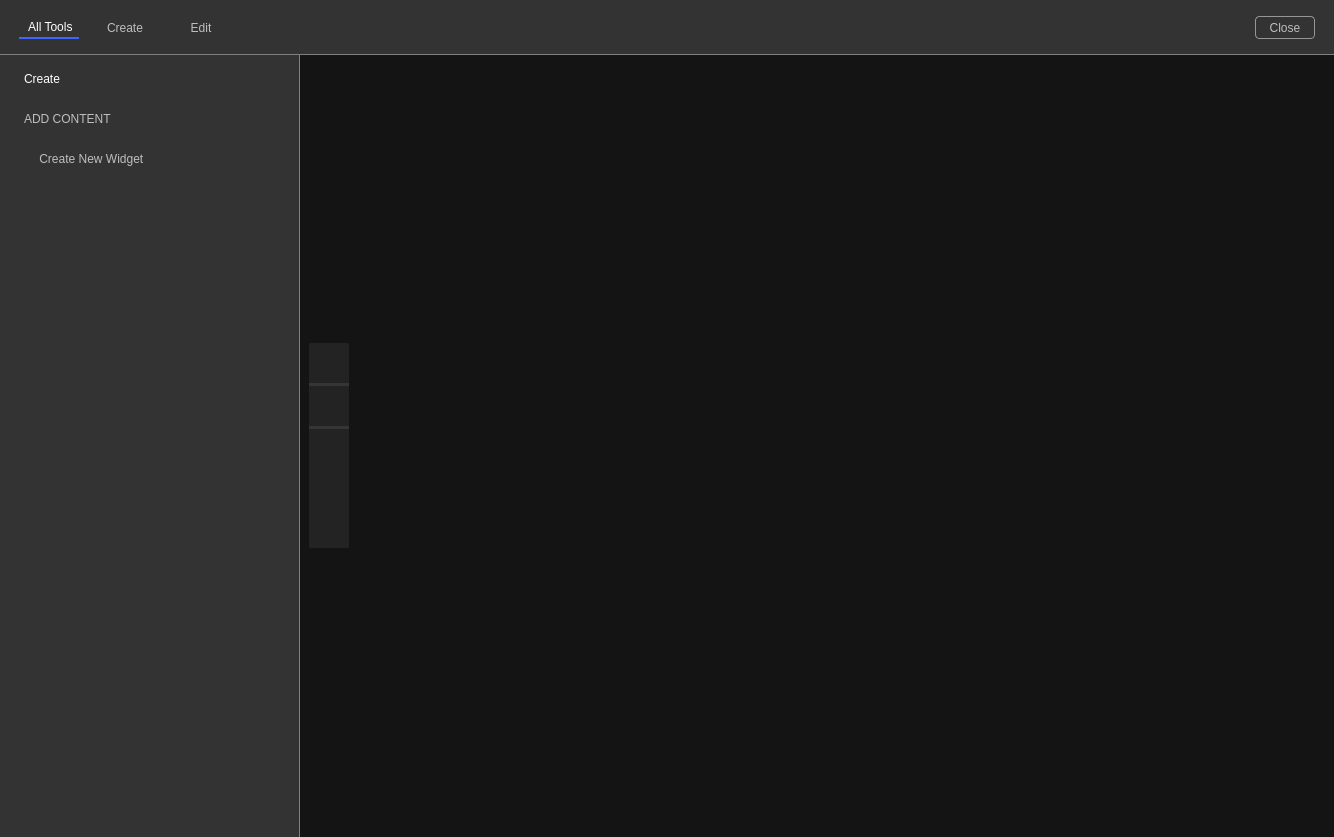
Qt form src/ui/workspaceDesignFomr.ui (ligerr13/PE_Spectroradiometer) before a commit.
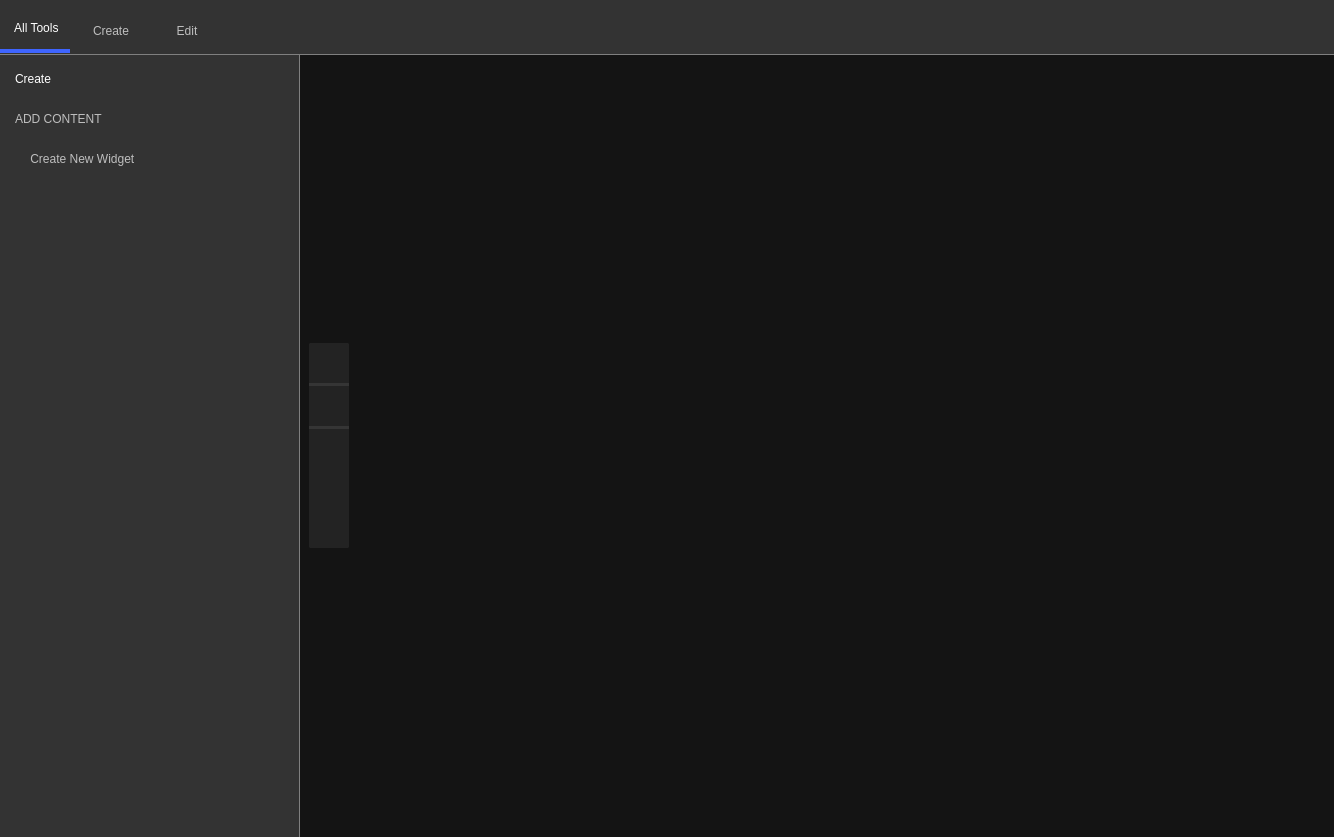
The same form after that commit. The open tabs and pages were chosen to show the change. Icons and pictures are not drawn.

Diff of the .ui file:
```diff
--- a/src/ui/workspaceDesignFomr.ui
+++ b/src/ui/workspaceDesignFomr.ui
@@ -146,7 +146,7 @@
          <string notr="true">border: 0;</string>
         </property>
         <property name="currentIndex">
-         <number>0</number>
+         <number>1</number>
         </property>
         <widget class="QWidget" name="page_5">
          <property name="styleSheet">
@@ -154,9 +154,15 @@
 	margin: 5 5 5 5;</string>
          </property>
          <layout class="QGridLayout" name="gridLayout_4">
+          <property name="leftMargin">
+           <number>0</number>
+          </property>
           <property name="topMargin">
            <number>5</number>
           </property>
+          <property name="rightMargin">
+           <number>0</number>
+          </property>
           <item row="1" column="0">
            <widget class="QWidget" name="widget_3" native="true">
             <property name="minimumSize">
@@ -380,7 +386,7 @@
               <widget class="QLabel" name="label">
                <property name="styleSheet">
                 <string notr="true">QLabel {
-	font: 700 13pt &quot;Consolas&quot;;
+	font: 700 11pt &quot;Consolas&quot;;
 }</string>
                </property>
                <property name="text">
@@ -399,9 +405,15 @@
 	margin: 5 5 5 5;</string>
          </property>
          <layout class="QGridLayout" name="gridLayout_6">
+          <property name="leftMargin">
+           <number>0</number>
+          </property>
           <property name="topMargin">
            <number>5</number>
           </property>
+          <property name="rightMargin">
+           <number>0</number>
+          </property>
           <item row="1" column="0">
            <widget class="QWidget" name="widget_7" native="true">
             <property name="styleSheet">
@@ -558,7 +570,7 @@
               <widget class="QLabel" name="label_2">
                <property name="styleSheet">
                 <string notr="true">QLabel {
-	font: 700 13pt &quot;Consolas&quot;;
+	font: 700 11pt &quot;Consolas&quot;;
 }</string>
                </property>
                <property name="text">
@@ -594,7 +606,7 @@
          </property>
          <layout class="QGridLayout" name="gridLayout_8">
           <property name="leftMargin">
-           <number>9</number>
+           <number>0</number>
           </property>
           <property name="topMargin">
            <number>5</number>
@@ -622,14 +634,14 @@
                <property name="font">
                 <font>
                  <family>Consolas</family>
-                 <pointsize>13</pointsize>
+                 <pointsize>11</pointsize>
                  <italic>false</italic>
                  <bold>true</bold>
                 </font>
                </property>
                <property name="styleSheet">
                 <string notr="true">QLabel {
-	font: 700 13pt &quot;Consolas&quot;;
+	font: 700 11pt &quot;Consolas&quot;;
 }</string>
                </property>
                <property name="text">
@@ -1346,7 +1358,7 @@
      </property>
      <layout class="QGridLayout" name="gridLayout_7">
       <property name="leftMargin">
-       <number>5</number>
+       <number>0</number>
       </property>
       <property name="topMargin">
        <number>2</number>
@@ -1375,19 +1387,18 @@
          <string notr="true">QWidget {border: 0;}
 
 QPushButton {
-font: 630 12pt &quot;Consolas&quot;;
+font: 570 10pt &quot;Consolas&quot;;
 color: 	rgb(190, 190, 190);
 padding: 5 5 5 5;
-margin: 5 5 5 5;
+margin: 0 0 -1 0;
 }
 QPushButton:hover {
-            background: rgb(55, 55, 55);
 			color: white;
         }
 QPushButton:checked  {
 		border: 0px;
 		border-radius: 0px;
-		border-bottom: 2px solid  rgb(63, 101, 255);
+		border-bottom: 5px solid  rgb(63, 101, 255);
 		color: white;
 }
 QPushButton:unchecked  {
@@ -1401,6 +1412,18 @@
 }</string>
         </property>
         <layout class="QHBoxLayout" name="horizontalLayout_2">
+         <property name="leftMargin">
+          <number>0</number>
+         </property>
+         <property name="topMargin">
+          <number>5</number>
+         </property>
+         <property name="rightMargin">
+          <number>0</number>
+         </property>
+         <property name="bottomMargin">
+          <number>0</number>
+         </property>
          <item>
           <widget class="QPushButton" name="allToolsMenuButton">
            <property name="sizePolicy">
@@ -1418,6 +1441,9 @@
            <property name="cursor">
             <cursorShape>PointingHandCursor</cursorShape>
            </property>
+           <property name="styleSheet">
+            <string notr="true"/>
+           </property>
            <property name="text">
             <string> All Tools</string>
            </property>
@@ -1464,6 +1490,9 @@
            <property name="cursor">
             <cursorShape>PointingHandCursor</cursorShape>
            </property>
+           <property name="styleSheet">
+            <string notr="true"/>
+           </property>
            <property name="text">
             <string>Create</string>
            </property>
@@ -1504,6 +1533,9 @@
            <property name="cursor">
             <cursorShape>PointingHandCursor</cursorShape>
            </property>
+           <property name="styleSheet">
+            <string notr="true"/>
+           </property>
            <property name="text">
             <string>Edit</string>
            </property>
@@ -1531,40 +1563,6 @@
            </property>
           </spacer>
          </item>
-         <item>
-          <widget class="QPushButton" name="closeWorkspaceButton">
-           <property name="sizePolicy">
-            <sizepolicy hsizetype="Minimum" vsizetype="Expanding">
-             <horstretch>0</horstretch>
-             <verstretch>0</verstretch>
-            </sizepolicy>
-           </property>
-           <property name="minimumSize">
-            <size>
-             <width>70</width>
-             <height>0</height>
-            </size>
-           </property>
-           <property name="cursor">
-            <cursorShape>PointingHandCursor</cursorShape>
-           </property>
-           <property name="styleSheet">
-            <string notr="true">QPushButton {
-	border: 1px solid rgb(150, 150, 150);
-	border-radius: 4px;
-	margin: 5 5 5 5;
-	padding: 5 5 5 5;
-}
-QPushButton:hover {
-            background:rgb(150, 150, 150);
-			color: rgb(51,51,51);
-}</string>
-           </property>
-           <property name="text">
-            <string>Close</string>
-           </property>
-          </widget>
-         </item>
         </layout>
        </widget>
       </item>
```
Left out of the diff: 4 changed lines with no effect on the pictures.
